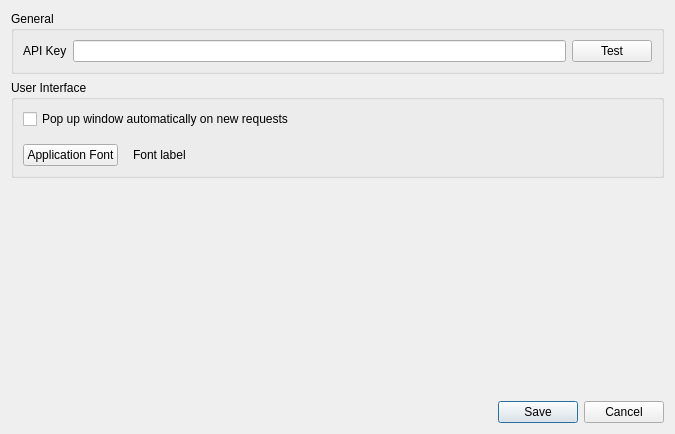
Old version of the form dialogsettings.ui in the repository OpenKJ/SongbookAgent.
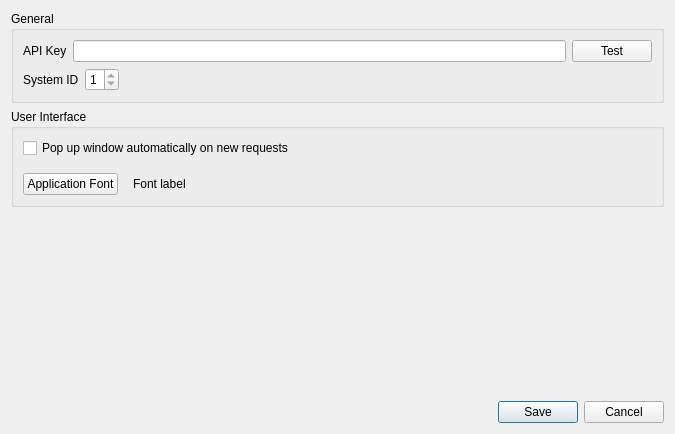
New version of the form.

Commit message: Add system-id support for multi-rig songbook accounts

What changed in the file:
```diff
--- a/dialogsettings.ui
+++ b/dialogsettings.ui
@@ -41,6 +41,43 @@
         </item>
        </layout>
       </item>
+      <item>
+       <layout class="QHBoxLayout" name="horizontalLayout_3">
+        <property name="topMargin">
+         <number>0</number>
+        </property>
+        <item>
+         <widget class="QLabel" name="label_2">
+          <property name="text">
+           <string>System ID</string>
+          </property>
+         </widget>
+        </item>
+        <item>
+         <widget class="QSpinBox" name="spinBoxSystemId">
+          <property name="minimum">
+           <number>1</number>
+          </property>
+          <property name="maximum">
+           <number>1</number>
+          </property>
+         </widget>
+        </item>
+        <item>
+         <spacer name="horizontalSpacer">
+          <property name="orientation">
+           <enum>Qt::Horizontal</enum>
+          </property>
+          <property name="sizeHint" stdset="0">
+           <size>
+            <width>40</width>
+            <height>20</height>
+           </size>
+          </property>
+         </spacer>
+        </item>
+       </layout>
+      </item>
      </layout>
     </widget>
    </item>
```
The commit also changes 11 other files.
